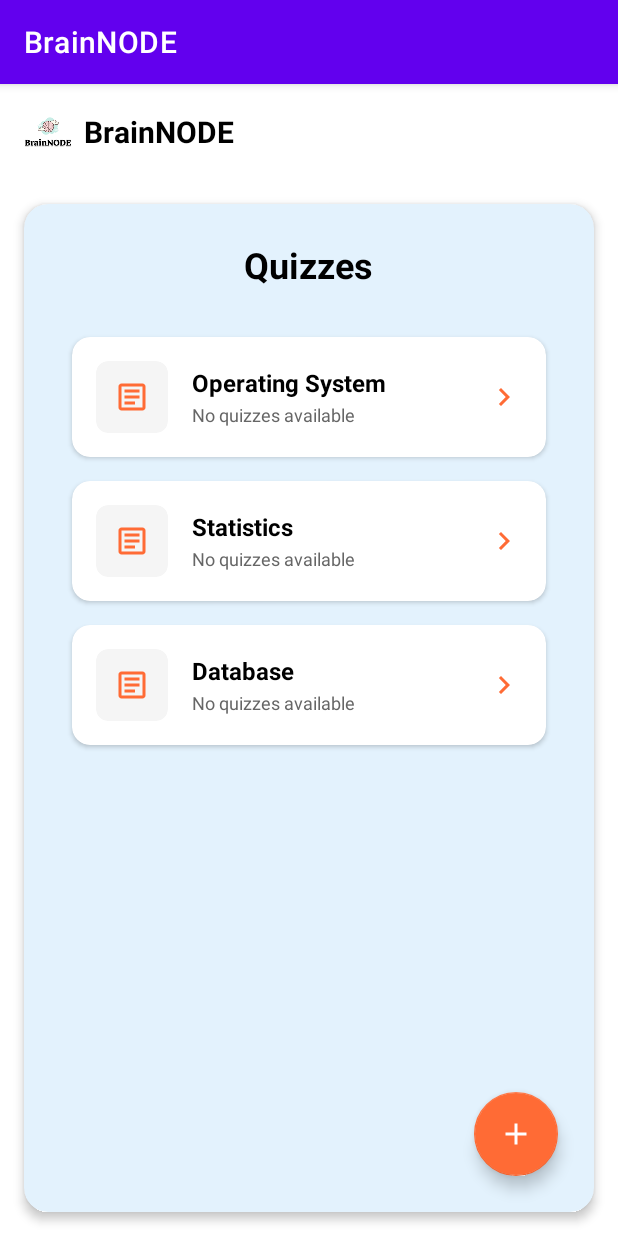
After one commit to DulminiPrathibha/BrainNODE_IT22599704, an Android app: the fragment TeacherQuizListFragment shown on its own in the app's theme, on a phone screen of 412 x 824 dp. The commit adds this screen. Run offline under Robolectric (Android 15) with nearby library versions, the phone set to English and light mode, and no system bars.

Commit message:
Quiz List

```diff
--- a/app/src/main/java/com/example/brainnode/teacher/addquizzes/TeacherCreateQuestionFragment.kt
+++ b/app/src/main/java/com/example/brainnode/teacher/addquizzes/TeacherCreateQuestionFragment.kt
@@ -148,8 +148,18 @@ class TeacherCreateQuestionFragment : Fragment() {
     }
 
     private fun navigateToQuizCompletion() {
-        // Navigate back to teacher home or show completion message
-        parentFragmentManager.popBackStack()
-        // You can also show a success message or navigate to a completion screen
+        // Navigate to quiz list screen after completing all questions
+        val quizListFragment = com.example.brainnode.teacher.quizzes.TeacherQuizListFragment.newInstance()
+
+        val transaction: FragmentTransaction = parentFragmentManager.beginTransaction()
+        transaction.replace(R.id.fragment_teacher_home, quizListFragment)
+        // Clear the back stack to prevent going back to question creation
+        for (i in 0 until parentFragmentManager.backStackEntryCount) {
+            parentFragmentManager.popBackStack()
+        }
+        transaction.commit()
+
+        // You can also show a success message
+        // Toast.makeText(requireContext(), "Quiz created successfully!", Toast.LENGTH_SHORT).show()
     }
 }
--- /dev/null
+++ b/app/src/main/java/com/example/brainnode/teacher/quizzes/TeacherQuizListFragment.kt
@@ -0,0 +1,111 @@
+package com.example.brainnode.teacher.quizzes
+
+import android.os.Bundle
+import android.view.LayoutInflater
+import android.view.View
+import android.view.ViewGroup
+import android.widget.LinearLayout
+import androidx.fragment.app.Fragment
+import androidx.fragment.app.viewModels
+import androidx.recyclerview.widget.LinearLayoutManager
+import androidx.recyclerview.widget.RecyclerView
+import com.example.brainnode.R
+import com.example.brainnode.teacher.addquizzes.TeacherAddQuizzesFragment
+import com.example.brainnode.teacher.quizzes.adapters.QuizSubjectAdapter
+import com.example.brainnode.teacher.quizzes.models.QuizSubject
+import com.google.android.material.floatingactionbutton.FloatingActionButton
+
+class TeacherQuizListFragment : Fragment() {
+
+    private val viewModel: TeacherQuizListViewModel by viewModels()
+    private lateinit var adapter: QuizSubjectAdapter
+    private lateinit var rvQuizzes: RecyclerView
+    private lateinit var emptyStateLayout: LinearLayout
+    private lateinit var fabAddQuiz: FloatingActionButton
+
+    override fun onCreateView(
+        inflater: LayoutInflater,
+        container: ViewGroup?,
+        savedInstanceState: Bundle?
+    ): View? {
+        return inflater.inflate(R.layout.fragment_teacher_quiz_list, container, false)
+    }
+
+    override fun onViewCreated(view: View, savedInstanceState: Bundle?) {
+        super.onViewCreated(view, savedInstanceState)
+
+        initViews(view)
+        setupRecyclerView()
+        setupClickListeners()
+        observeViewModel()
+    }
+
+    private fun initViews(view: View) {
+        rvQuizzes = view.findViewById(R.id.rvQuizzes)
+        emptyStateLayout = view.findViewById(R.id.emptyStateLayout)
+        fabAddQuiz = view.findViewById(R.id.fabAddQuiz)
+    }
+
+    private fun setupRecyclerView() {
+        adapter = QuizSubjectAdapter { subject ->
+            onSubjectClick(subject)
+        }
+
+        rvQuizzes.layoutManager = LinearLayoutManager(requireContext())
+        rvQuizzes.adapter = adapter
+    }
+
+    private fun setupClickListeners() {
+        fabAddQuiz.setOnClickListener {
+            navigateToAddQuiz()
+        }
+    }
+
+    private fun observeViewModel() {
+        viewModel.subjects.observe(viewLifecycleOwner) { subjects ->
+            adapter.updateSubjects(subjects)
+        }
+
+        viewModel.isEmpty.observe(viewLifecycleOwner) { isEmpty ->
+            if (isEmpty) {
+                rvQuizzes.visibility = View.GONE
+                emptyStateLayout.visibility = View.VISIBLE
+            } else {
+                rvQuizzes.visibility = View.VISIBLE
+                emptyStateLayout.visibility = View.GONE
+            }
+        }
+
+        viewModel.isLoading.observe(viewLifecycleOwner) { isLoading ->
+            // TODO: Show/hide loading indicator if needed
+        }
+    }
+
+    private fun onSubjectClick(subject: QuizSubject) {
+        // TODO: Navigate to quiz details for this subject
+        // For now, just navigate to add quiz for this subject
+        navigateToAddQuiz(subject.name)
+    }
+
+    private fun navigateToAddQuiz(subjectName: String = "") {
+        val addQuizFragment = TeacherAddQuizzesFragment()
+
+        // Pass subject name if available
+        if (subjectName.isNotEmpty()) {
+            val bundle = Bundle()
+            bundle.putString("subject_name", subjectName)
+            addQuizFragment.arguments = bundle
+        }
+
+        parentFragmentManager.beginTransaction()
+            .replace(R.id.fragment_teacher_home, addQuizFragment)
+            .addToBackStack(null)
+            .commit()
+    }
+
+    companion object {
+        fun newInstance(): TeacherQuizListFragment {
+            return TeacherQuizListFragment()
+        }
+    }
+}
--- /dev/null
+++ b/app/src/main/java/com/example/brainnode/teacher/quizzes/TeacherQuizListViewModel.kt
@@ -0,0 +1,68 @@
+package com.example.brainnode.teacher.quizzes
+
+import androidx.lifecycle.LiveData
+import androidx.lifecycle.MutableLiveData
+import androidx.lifecycle.ViewModel
+import com.example.brainnode.R
+import com.example.brainnode.teacher.quizzes.models.QuizSubject
+
+class TeacherQuizListViewModel : ViewModel() {
+
+    private val _subjects = MutableLiveData<List<QuizSubject>>()
+    val subjects: LiveData<List<QuizSubject>> = _subjects
+
+    private val _isLoading = MutableLiveData<Boolean>()
+    val isLoading: LiveData<Boolean> = _isLoading
+
+    private val _isEmpty = MutableLiveData<Boolean>()
+    val isEmpty: LiveData<Boolean> = _isEmpty
+
+    init {
+        loadSubjects()
+    }
+
+    private fun loadSubjects() {
+        _isLoading.value = true
+
+        // TODO: Replace with actual database call
+        // For now, using mock data since database is not connected
+        val mockSubjects = listOf(
+            QuizSubject(
+                id = "1",
+                name = "Operating System",
+                iconResource = R.drawable.ic_subject_default,
+                quizCount = 0
+            ),
+            QuizSubject(
+                id = "2",
+                name = "Statistics",
+                iconResource = R.drawable.ic_subject_default,
+                quizCount = 0
+            ),
+            QuizSubject(
+                id = "3",
+                name = "Database",
+                iconResource = R.drawable.ic_subject_default,
+                quizCount = 0
+            )
+        )
+
+        _subjects.value = mockSubjects
+        _isEmpty.value = mockSubjects.isEmpty()
+        _isLoading.value = false
+    }
+
+    fun refreshSubjects() {
+        loadSubjects()
+    }
+
+    fun addNewQuiz(subjectId: String) {
+        // TODO: Navigate to quiz creation flow
+        // This will be called when FAB is clicked
+    }
+
+    fun onSubjectClick(subject: QuizSubject) {
+        // TODO: Navigate to quiz details for this subject
+        // This will show all quizzes for the selected subject
+    }
+}
--- /dev/null
+++ b/app/src/main/java/com/example/brainnode/teacher/quizzes/adapters/QuizSubjectAdapter.kt
@@ -0,0 +1,61 @@
+package com.example.brainnode.teacher.quizzes.adapters
+
+import android.view.LayoutInflater
+import android.view.View
+import android.view.ViewGroup
+import android.widget.ImageView
+import android.widget.TextView
+import androidx.recyclerview.widget.RecyclerView
+import com.example.brainnode.R
+import com.example.brainnode.teacher.quizzes.models.QuizSubject
+
+class QuizSubjectAdapter(
+    private var subjects: List<QuizSubject> = emptyList(),
+    private val onSubjectClick: (QuizSubject) -> Unit
+) : RecyclerView.Adapter<QuizSubjectAdapter.QuizSubjectViewHolder>() {
+
+    fun updateSubjects(newSubjects: List<QuizSubject>) {
+        subjects = newSubjects
+        notifyDataSetChanged()
+    }
+
+    override fun onCreateViewHolder(parent: ViewGroup, viewType: Int): QuizSubjectViewHolder {
+        val view = LayoutInflater.from(parent.context)
+            .inflate(R.layout.item_quiz_subject, parent, false)
+        return QuizSubjectViewHolder(view)
+    }
+
+    override fun onBindViewHolder(holder: QuizSubjectViewHolder, position: Int) {
+        holder.bind(subjects[position])
+    }
+
+    override fun getItemCount(): Int = subjects.size
+
+    inner class QuizSubjectViewHolder(itemView: View) : RecyclerView.ViewHolder(itemView) {
+        private val ivSubjectIcon: ImageView = itemView.findViewById(R.id.ivSubjectIcon)
+        private val tvSubjectName: TextView = itemView.findViewById(R.id.tvSubjectName)
+        private val tvQuizCount: TextView = itemView.findViewById(R.id.tvQuizCount)
+
+        fun bind(subject: QuizSubject) {
+            tvSubjectName.text = subject.name
+            tvQuizCount.text = when (subject.quizCount) {
+                0 -> "No quizzes available"
+                1 -> "1 quiz available"
+                else -> "${subject.quizCount} quizzes available"
+            }
+
+            // Set subject icon based on subject name or use default
+            val iconResource = when (subject.name.lowercase()) {
+                "operating system", "os" -> R.drawable.ic_subject_default
+                "statistics", "stats" -> R.drawable.ic_subject_default
+                "database", "db" -> R.drawable.ic_subject_default
+                else -> R.drawable.ic_subject_default
+            }
+            ivSubjectIcon.setImageResource(iconResource)
+
+            itemView.setOnClickListener {
+                onSubjectClick(subject)
+            }
+        }
+    }
+}
--- /dev/null
+++ b/app/src/main/java/com/example/brainnode/teacher/quizzes/models/QuizSubject.kt
@@ -0,0 +1,26 @@
+package com.example.brainnode.teacher.quizzes.models
+
+data class QuizSubject(
+    val id: String = "",
+    val name: String = "",
+    val iconResource: Int = 0,
+    val quizCount: Int = 0,
+    val quizzes: List<Quiz> = emptyList()
+)
+
+data class Quiz(
+    val id: String = "",
+    val title: String = "",
+    val subjectId: String = "",
+    val questionCount: Int = 0,
+    val createdAt: Long = System.currentTimeMillis(),
+    val questions: List<Question> = emptyList()
+)
+
+data class Question(
+    val id: String = "",
+    val questionText: String = "",
+    val correctAnswer: String = "",
+    val wrongAnswers: List<String> = emptyList(),
+    val mistakeDescription: String = ""
+)
--- /dev/null
+++ b/app/src/main/res/drawable/ic_arrow_right.xml
@@ -0,0 +1,10 @@
+<?xml version="1.0" encoding="utf-8"?>
+<vector xmlns:android="http://schemas.android.com/apk/res/android"
+    android:width="24dp"
+    android:height="24dp"
+    android:viewportWidth="24"
+    android:viewportHeight="24">
+    <path
+        android:fillColor="#FF000000"
+        android:pathData="M8.59,16.59L13.17,12L8.59,7.41L10,6l6,6l-6,6l-1.41,-1.41z" />
+</vector>
--- /dev/null
+++ b/app/src/main/res/drawable/ic_quiz_placeholder.xml
@@ -0,0 +1,10 @@
+<?xml version="1.0" encoding="utf-8"?>
+<vector xmlns:android="http://schemas.android.com/apk/res/android"
+    android:width="24dp"
+    android:height="24dp"
+    android:viewportWidth="24"
+    android:viewportHeight="24">
+    <path
+        android:fillColor="#CCCCCC"
+        android:pathData="M12,2C6.48,2 2,6.48 2,12s4.48,10 10,10s10,-4.48 10,-10S17.52,2 12,2zM13,17h-2v-6h2V17zM13,9h-2V7h2V9z"/>
+</vector>
--- /dev/null
+++ b/app/src/main/res/drawable/ic_subject_default.xml
@@ -0,0 +1,13 @@
+<?xml version="1.0" encoding="utf-8"?>
+<vector xmlns:android="http://schemas.android.com/apk/res/android"
+    android:width="24dp"
+    android:height="24dp"
+    android:viewportWidth="24"
+    android:viewportHeight="24">
+    <path
+        android:fillColor="#FF6B35"
+        android:pathData="M19,3H5C3.9,3 3,3.9 3,5v14c0,1.1 0.9,2 2,2h14c1.1,0 2,-0.9 2,-2V5C21,3.9 20.1,3 19,3zM19,19H5V5h14V19z"/>
+    <path
+        android:fillColor="#FF6B35"
+        android:pathData="M14,17H7v-2h7V17zM17,13H7v-2h10V13zM17,9H7V7h10V9z"/>
+</vector>
--- /dev/null
+++ b/app/src/main/res/layout/fragment_teacher_quiz_list.xml
@@ -0,0 +1,135 @@
+<?xml version="1.0" encoding="utf-8"?>
+<androidx.constraintlayout.widget.ConstraintLayout xmlns:android="http://schemas.android.com/apk/res/android"
+    xmlns:app="http://schemas.android.com/apk/res-auto"
+    xmlns:tools="http://schemas.android.com/tools"
+    android:layout_width="match_parent"
+    android:layout_height="match_parent"
+    android:background="@color/white"
+    tools:context=".teacher.quizzes.TeacherQuizListFragment">
+
+    <!-- Header with BrainNODE logo -->
+    <LinearLayout
+        android:id="@+id/headerLayout"
+        android:layout_width="match_parent"
+        android:layout_height="wrap_content"
+        android:orientation="horizontal"
+        android:padding="16dp"
+        android:gravity="start|center_vertical"
+        app:layout_constraintTop_toTopOf="parent"
+        app:layout_constraintStart_toStartOf="parent"
+        app:layout_constraintEnd_toEndOf="parent">
+
+        <ImageView
+            android:id="@+id/ivLogo"
+            android:layout_width="32dp"
+            android:layout_height="32dp"
+            android:src="@drawable/ic_launcher_foreground"
+            android:layout_marginEnd="8dp" />
+
+        <TextView
+            android:id="@+id/tvAppName"
+            android:layout_width="wrap_content"
+            android:layout_height="wrap_content"
+            android:text="BrainNODE"
+            android:textSize="20sp"
+            android:textStyle="bold"
+            android:textColor="@color/black" />
+
+    </LinearLayout>
+
+    <!-- Main Content Card -->
+    <androidx.cardview.widget.CardView
+        android:id="@+id/mainCard"
+        android:layout_width="0dp"
+        android:layout_height="0dp"
+        android:layout_margin="16dp"
+        app:cardCornerRadius="16dp"
+        app:cardElevation="4dp"
+        app:cardBackgroundColor="#E3F2FD"
+        app:layout_constraintTop_toBottomOf="@id/headerLayout"
+        app:layout_constraintStart_toStartOf="parent"
+        app:layout_constraintEnd_toEndOf="parent"
+        app:layout_constraintBottom_toBottomOf="parent">
+
+        <LinearLayout
+            android:layout_width="match_parent"
+            android:layout_height="match_parent"
+            android:orientation="vertical"
+            android:padding="24dp">
+
+            <!-- Quizzes Title -->
+            <TextView
+                android:id="@+id/tvQuizzesTitle"
+                android:layout_width="wrap_content"
+                android:layout_height="wrap_content"
+                android:text="Quizzes"
+                android:textSize="24sp"
+                android:textStyle="bold"
+                android:textColor="@color/black"
+                android:layout_gravity="center_horizontal"
+                android:layout_marginBottom="24dp" />
+
+            <!-- RecyclerView for Quiz Items -->
+            <androidx.recyclerview.widget.RecyclerView
+                android:id="@+id/rvQuizzes"
+                android:layout_width="match_parent"
+                android:layout_height="0dp"
+                android:layout_weight="1"
+                android:clipToPadding="false"
+                android:paddingBottom="80dp"
+                tools:listitem="@layout/item_quiz_subject" />
+
+            <!-- Empty State -->
+            <LinearLayout
+                android:id="@+id/emptyStateLayout"
+                android:layout_width="match_parent"
+                android:layout_height="0dp"
+                android:layout_weight="1"
+                android:orientation="vertical"
+                android:gravity="center"
+                android:visibility="gone">
+
+                <ImageView
+                    android:layout_width="80dp"
+                    android:layout_height="80dp"
+                    android:src="@drawable/ic_quiz_placeholder"
+                    android:alpha="0.5"
+                    android:layout_marginBottom="16dp" />
+
+                <TextView
+                    android:layout_width="wrap_content"
+                    android:layout_height="wrap_content"
+                    android:text="No quizzes available"
+                    android:textSize="16sp"
+                    android:textColor="@color/black"
+                    android:alpha="0.7" />
+
+                <TextView
+                    android:layout_width="wrap_content"
+                    android:layout_height="wrap_content"
+                    android:text="Create your first quiz by tapping the + button"
+                    android:textSize="14sp"
+                    android:textColor="@color/black"
+                    android:alpha="0.5"
+                    android:layout_marginTop="8dp"
+                    android:textAlignment="center" />
+
+            </LinearLayout>
+
+        </LinearLayout>
+
+    </androidx.cardview.widget.CardView>
+
+    <!-- Floating Action Button -->
+    <com.google.android.material.floatingactionbutton.FloatingActionButton
+        android:id="@+id/fabAddQuiz"
+        android:layout_width="wrap_content"
+        android:layout_height="wrap_content"
+        android:layout_margin="24dp"
+        android:src="@drawable/ic_add"
+        app:backgroundTint="#FF6B35"
+        app:tint="@color/white"
+        app:layout_constraintBottom_toBottomOf="@id/mainCard"
+        app:layout_constraintEnd_toEndOf="@id/mainCard" />
+
+</androidx.constraintlayout.widget.ConstraintLayout>
--- /dev/null
+++ b/app/src/main/res/layout/item_quiz_subject.xml
@@ -0,0 +1,83 @@
+<?xml version="1.0" encoding="utf-8"?>
+<androidx.cardview.widget.CardView xmlns:android="http://schemas.android.com/apk/res/android"
+    xmlns:app="http://schemas.android.com/apk/res-auto"
+    xmlns:tools="http://schemas.android.com/tools"
+    android:layout_width="match_parent"
+    android:layout_height="wrap_content"
+    android:layout_margin="8dp"
+    app:cardCornerRadius="12dp"
+    app:cardElevation="2dp"
+    app:cardBackgroundColor="@color/white"
+    android:clickable="true"
+    android:focusable="true"
+    android:foreground="?android:attr/selectableItemBackground">
+
+    <LinearLayout
+        android:layout_width="match_parent"
+        android:layout_height="wrap_content"
+        android:orientation="horizontal"
+        android:padding="16dp"
+        android:gravity="center_vertical">
+
+        <!-- Subject Icon -->
+        <androidx.cardview.widget.CardView
+            android:layout_width="48dp"
+            android:layout_height="48dp"
+            app:cardCornerRadius="8dp"
+            app:cardElevation="0dp"
+            app:cardBackgroundColor="#F5F5F5">
+
+            <ImageView
+                android:id="@+id/ivSubjectIcon"
+                android:layout_width="24dp"
+                android:layout_height="24dp"
+                android:layout_gravity="center"
+                android:src="@drawable/ic_subject_default"
+                android:scaleType="centerInside"
+                tools:src="@drawable/ic_subject_default" />
+
+        </androidx.cardview.widget.CardView>
+
+        <!-- Subject Info -->
+        <LinearLayout
+            android:layout_width="0dp"
+            android:layout_height="wrap_content"
+            android:layout_weight="1"
+            android:orientation="vertical"
+            android:layout_marginStart="16dp"
+            android:layout_marginEnd="8dp">
+
+            <TextView
+                android:id="@+id/tvSubjectName"
+                android:layout_width="wrap_content"
+                android:layout_height="wrap_content"
+                android:text="Operating System"
+                android:textSize="16sp"
+                android:textStyle="bold"
+                android:textColor="@color/black"
+                tools:text="Operating System" />
+
+            <TextView
+                android:id="@+id/tvQuizCount"
+                android:layout_width="wrap_content"
+                android:layout_height="wrap_content"
+                android:text="3 quizzes available"
+                android:textSize="12sp"
+                android:textColor="#666666"
+                android:layout_marginTop="2dp"
+                tools:text="3 quizzes available" />
+
+        </LinearLayout>
+
+        <!-- Arrow Icon -->
+        <ImageView
+            android:id="@+id/ivArrow"
+            android:layout_width="24dp"
+            android:layout_height="24dp"
+            android:src="@drawable/ic_arrow_right"
+            android:scaleType="centerInside"
+            app:tint="#FF6B35" />
+
+    </LinearLayout>
+
+</androidx.cardview.widget.CardView>
--- a/app/src/main/res/navigation/nav_graph_teacher.xml
+++ b/app/src/main/res/navigation/nav_graph_teacher.xml
@@ -1,6 +1,46 @@
 <?xml version="1.0" encoding="utf-8"?>
 <navigation xmlns:android="http://schemas.android.com/apk/res/android"
     xmlns:app="http://schemas.android.com/apk/res-auto"
-    android:id="@+id/nav_graph_teacher">
+    xmlns:tools="http://schemas.android.com/tools"
+    android:id="@+id/nav_graph_teacher"
+    app:startDestination="@id/teacherQuizListFragment">
+
+    <fragment
+        android:id="@+id/teacherQuizListFragment"
+        android:name="com.example.brainnode.teacher.quizzes.TeacherQuizListFragment"
+        android:label="Quiz List"
+        tools:layout="@layout/fragment_teacher_quiz_list">
+
+        <action
+            android:id="@+id/action_quizList_to_addQuiz"
+            app:destination="@id/teacherAddQuizzesFragment" />
+
+    </fragment>
+
+    <fragment
+        android:id="@+id/teacherAddQuizzesFragment"
+        android:name="com.example.brainnode.teacher.addquizzes.TeacherAddQuizzesFragment"
+        android:label="Add Quiz"
+        tools:layout="@layout/fragment_teacher_add_quizzes">
+
+        <action
+            android:id="@+id/action_addQuiz_to_createQuestion"
+            app:destination="@id/teacherCreateQuestionFragment" />
+
+    </fragment>
+
+    <fragment
+        android:id="@+id/teacherCreateQuestionFragment"
+        android:name="com.example.brainnode.teacher.addquizzes.TeacherCreateQuestionFragment"
+        android:label="Create Question"
+        tools:layout="@layout/fragment_teacher_create_question">
+
+        <action
+            android:id="@+id/action_createQuestion_to_quizList"
+            app:destination="@id/teacherQuizListFragment"
+            app:popUpTo="@id/teacherQuizListFragment"
+            app:popUpToInclusive="false" />
+
+    </fragment>
 
 </navigation>
```
